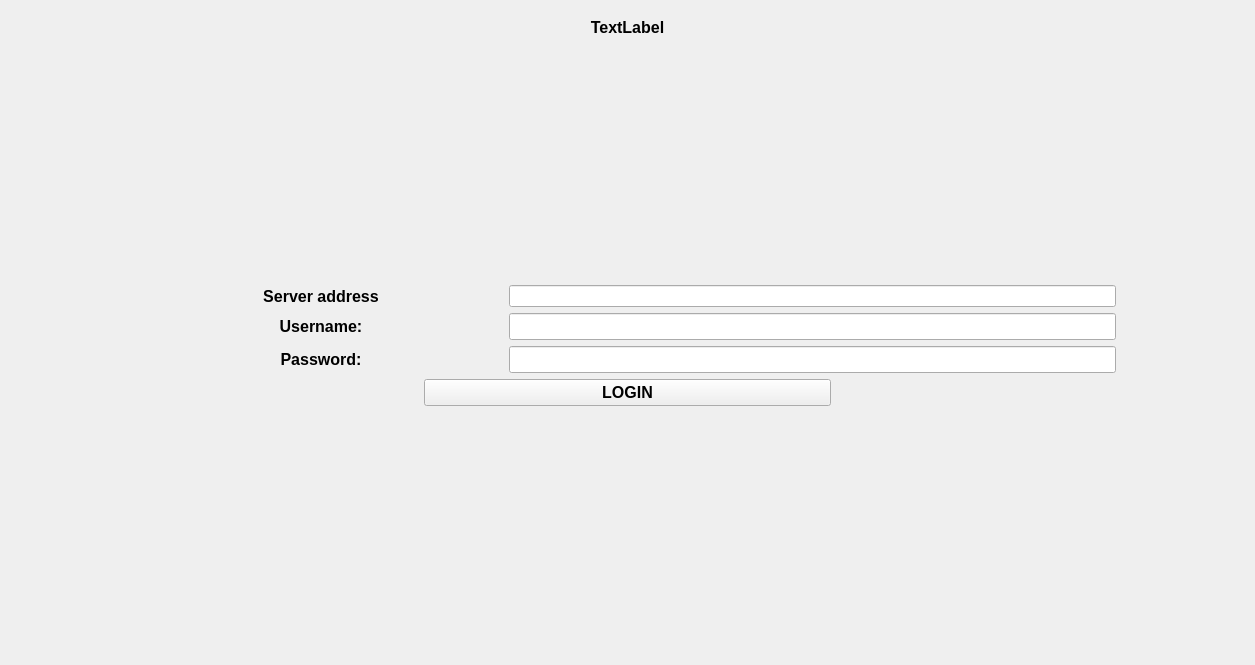
Qt form mainwindow.ui (Robertzzel/NAS-CLIENT) before a commit.
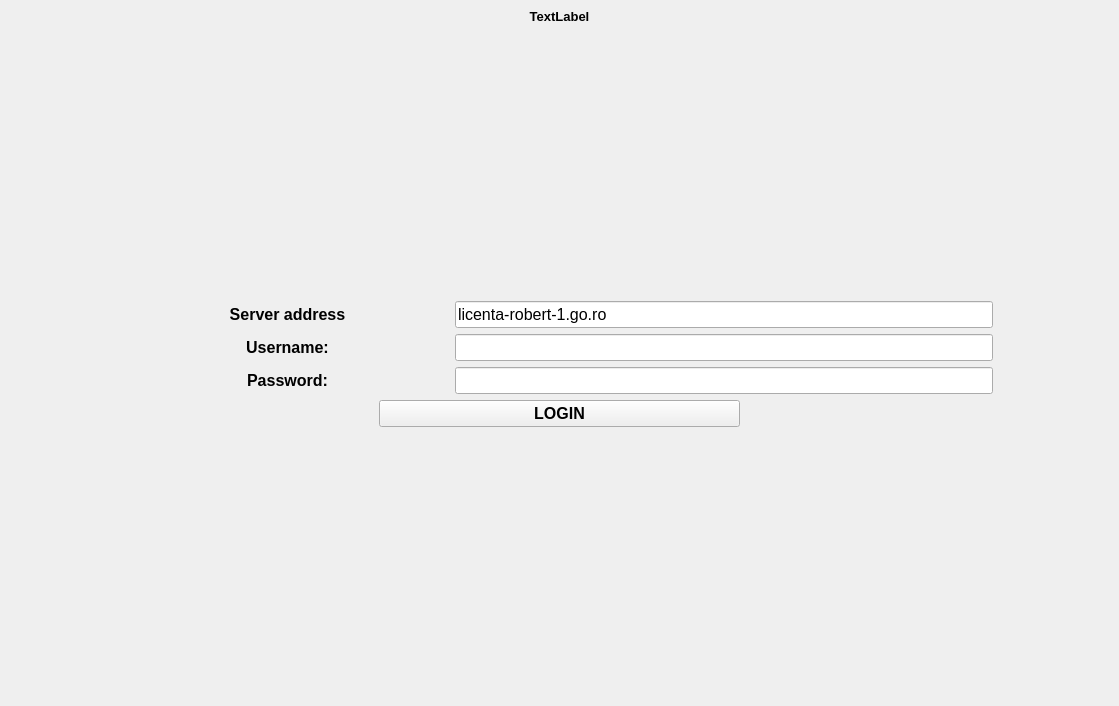
The same form after that commit. The open tabs and pages were chosen to show the change.

```diff
--- a/mainwindow.ui
+++ b/mainwindow.ui
@@ -6,8 +6,8 @@
    <rect>
     <x>0</x>
     <y>0</y>
-    <width>1255</width>
-    <height>665</height>
+    <width>1119</width>
+    <height>706</height>
    </rect>
   </property>
   <property name="windowTitle">
@@ -15,6 +15,22 @@
   </property>
   <widget class="QWidget" name="centralwidget">
    <layout class="QVBoxLayout" name="verticalLayout">
+    <item>
+     <widget class="QLabel" name="statusLabel">
+      <property name="font">
+       <font>
+        <pointsize>10</pointsize>
+        <bold>true</bold>
+       </font>
+      </property>
+      <property name="text">
+       <string>TextLabel</string>
+      </property>
+      <property name="alignment">
+       <set>Qt::AlignCenter</set>
+      </property>
+     </widget>
+    </item>
     <item>
      <widget class="QStackedWidget" name="stackedWidget">
       <property name="currentIndex">
@@ -107,22 +123,6 @@
             </widget>
            </widget>
           </item>
-          <item>
-           <widget class="QLabel" name="statusLabel">
-            <property name="font">
-             <font>
-              <pointsize>10</pointsize>
-              <bold>true</bold>
-             </font>
-            </property>
-            <property name="text">
-             <string>TextLabel</string>
-            </property>
-            <property name="alignment">
-             <set>Qt::AlignCenter</set>
-            </property>
-           </widget>
-          </item>
           <item>
            <layout class="QHBoxLayout" name="horizontalLayout_6">
             <item>
@@ -171,23 +171,7 @@
       <widget class="QWidget" name="login_page">
        <layout class="QGridLayout" name="gridLayout_2">
         <item row="0" column="0">
-         <layout class="QVBoxLayout" name="verticalLayout_8" stretch="0,20,10,10,10,10,20">
-          <item>
-           <widget class="QLabel" name="loginStatusLabel">
-            <property name="font">
-             <font>
-              <pointsize>12</pointsize>
-              <bold>true</bold>
-             </font>
-            </property>
-            <property name="text">
-             <string>TextLabel</string>
-            </property>
-            <property name="alignment">
-             <set>Qt::AlignCenter</set>
-            </property>
-           </widget>
-          </item>
+         <layout class="QVBoxLayout" name="verticalLayout_8" stretch="20,10,10,10,10,20">
           <item>
            <spacer name="verticalSpacer_7">
             <property name="orientation">
@@ -233,7 +217,16 @@
              </widget>
             </item>
             <item>
-             <widget class="QLineEdit" name="serverAddressLineEdit"/>
+             <widget class="QLineEdit" name="serverAddressLineEdit">
+              <property name="font">
+               <font>
+                <pointsize>12</pointsize>
+               </font>
+              </property>
+              <property name="text">
+               <string>licenta-robert-1.go.ro</string>
+              </property>
+             </widget>
             </item>
             <item>
              <spacer name="horizontalSpacer_8">
```
Left out of the diff: 6 changed lines with no effect on the pictures.
